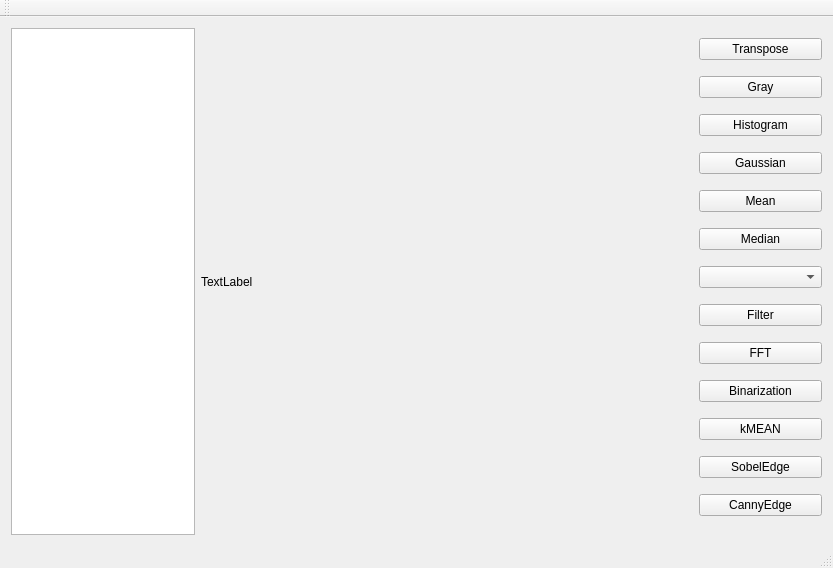
Qt form tests.qt/tests_qt/app/mainwindow.ui (codex-tk/libcodex) before a commit.
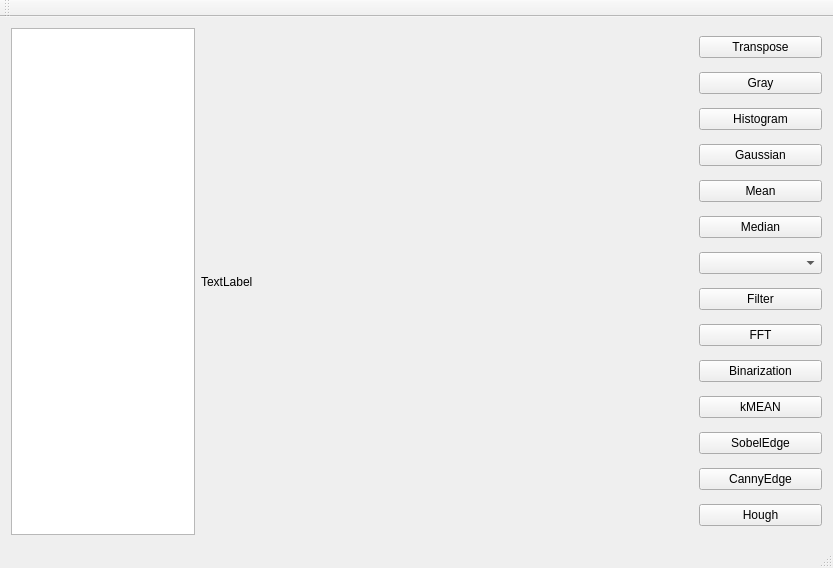
The same form after that commit.

Commit message: hough line

```diff
--- a/tests.qt/tests_qt/app/mainwindow.ui
+++ b/tests.qt/tests_qt/app/mainwindow.ui
@@ -107,6 +107,13 @@
         </property>
        </widget>
       </item>
+      <item>
+       <widget class="QPushButton" name="pushButton_7">
+        <property name="text">
+         <string>Hough</string>
+        </property>
+       </widget>
+      </item>
      </layout>
     </item>
     <item row="2" column="0">
```
The commit also changes 9 other files.
